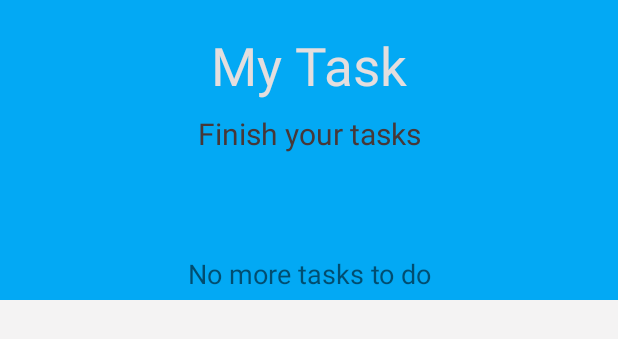
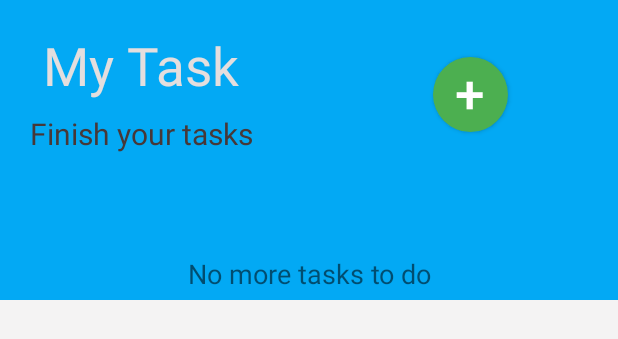
Before and after one commit to Tasdikul-Hasan-Sourov/MyTask_ToDo, an Android app: the layout activity_main.xml on its own in the app's theme, with its tools: preview values and no code run, on a phone screen of 412 x 824 dp. Shown: the top 339 px of the screen. Run offline under Robolectric (Android 15) with nearby library versions, the phone set to English and light mode, and no system bars.

Commit message:
Ui Update

```diff
--- a/app/src/main/java/com/example/mytask/MainActivity.java
+++ b/app/src/main/java/com/example/mytask/MainActivity.java
@@ -7,6 +7,7 @@ import androidx.recyclerview.widget.LinearLayoutManager;
 import androidx.recyclerview.widget.RecyclerView;
 
 import android.os.Bundle;
+import android.widget.Button;
 import android.widget.TextView;
 import android.widget.Toast;
 
@@ -21,6 +22,7 @@ import java.util.ArrayList;
 public class MainActivity extends AppCompatActivity {
 
     private TextView pageTitle,subTitle,endLine;
+    Button  addButton;
     DatabaseReference reference;
     RecyclerView resView;
     ArrayList<Mytask> list;
@@ -35,6 +37,7 @@ public class MainActivity extends AppCompatActivity {
         pageTitle=(TextView)findViewById(R.id.pageTitle);
         subTitle=(TextView) findViewById(R.id.subTitle);
         endLine=(TextView) findViewById(R.id.endLine);
+        addButton=(Button) findViewById(R.id.buttonAdd);
         resView=(RecyclerView) findViewById(R.id.resId);
         resView.setLayoutManager(new LinearLayoutManager(this));
         list= new ArrayList<Mytask>();
--- /dev/null
+++ b/app/src/main/res/drawable/addshape.xml
@@ -0,0 +1,11 @@
+<?xml version="1.0" encoding="utf-8"?>
+<shape xmlns:android="http://schemas.android.com/apk/res/android">
+<solid
+    android:color="#4CAF50">
+</solid>
+    <corners
+        android:radius="250dp">
+
+    </corners>
+
+</shape>
--- a/app/src/main/res/layout/activity_main.xml
+++ b/app/src/main/res/layout/activity_main.xml
@@ -14,6 +14,15 @@
         android:background="#03A9F4"
         android:orientation="vertical">
 
+        <LinearLayout
+            android:layout_width="match_parent"
+            android:layout_height="wrap_content"
+            android:orientation="horizontal">
+            <LinearLayout
+                android:layout_width="wrap_content"
+                android:layout_height="wrap_content"
+                android:orientation="vertical"
+                android:layout_marginLeft="20dp">
                 <TextView
                     android:id="@+id/pageTitle"
                     android:layout_width="match_parent"
@@ -21,7 +30,6 @@
                     android:layout_marginTop="20dp"
                     android:gravity="center_horizontal"
                     android:text="@string/my_task"
-            android:textAlignment="center"
                     android:textColor="#E4DEDE"
                     android:textSize="35sp" />
 
@@ -32,9 +40,24 @@
                     android:layout_marginTop="8dp"
                     android:gravity="center_horizontal"
                     android:text="@string/finish_your_tasks"
-            android:textAlignment="center"
                     android:textColor="#473838"
                     android:textSize="20sp" />
+            </LinearLayout>
+                <Button
+                    android:layout_width="50dp"
+                    android:layout_height="50dp"
+                    android:layout_marginLeft="120dp"
+                    android:layout_marginTop="38dp"
+                    android:id="@+id/buttonAdd"
+                    android:text="+"
+                    android:background="@drawable/addshape"
+                    android:textSize="35sp"
+                    android:textColor="#fff"
+                    android:textAlignment="center"
+                    android:gravity="center_horizontal"/>
+
+        </LinearLayout>
+
 
         <View
             android:layout_width="match_parent"
```
Lines whose indentation alone changed are shown as unchanged.
